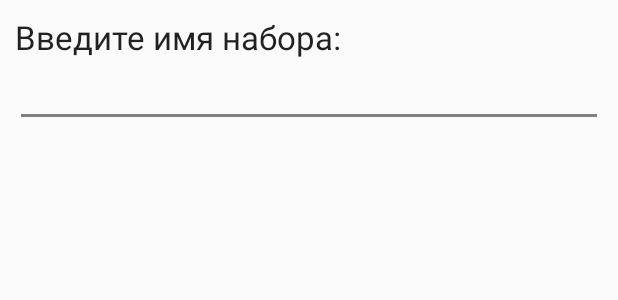
After one commit to NataliePl/DnDGameNew, an Android app: the layout dialog.xml on its own in the app's theme, with its tools: preview values and no code run, on a phone screen of 412 x 824 dp. The commit adds this screen. Shown: the top 300 px of the screen. Run offline under Robolectric (Android 15) with nearby library versions, the phone set to English and light mode, and no system bars; Roboto replaces fonts that are not available here.

Commit message:
Добавление диалогового окна для ввода имени набора и посл. сохранения (заглушка).

```diff
--- a/app/src/main/java/com/example/myapplication/SetSpellListActivity.java
+++ b/app/src/main/java/com/example/myapplication/SetSpellListActivity.java
@@ -3,6 +3,7 @@ package com.example.myapplication;
 import androidx.appcompat.app.AppCompatActivity;
 
 import android.annotation.SuppressLint;
+import android.content.Context;
 import android.content.Intent;
 import android.os.AsyncTask;
 import android.os.Bundle;
@@ -87,5 +88,4 @@ public class SetSpellListActivity extends AppCompatActivity {
         return spells;
     }
 
-
 }
--- a/app/src/main/res/layout/activity_spell.xml
+++ b/app/src/main/res/layout/activity_spell.xml
@@ -50,6 +50,7 @@
         android:layout_marginEnd="8dp"
         android:layout_marginBottom="55dp"
         android:text="TextView"
+        android:textColor="@color/backgroundActivity"
         app:layout_constraintBottom_toBottomOf="parent"
         app:layout_constraintEnd_toEndOf="parent"
         app:layout_constraintHorizontal_bias="1.0"
--- /dev/null
+++ b/app/src/main/res/layout/dialog.xml
@@ -0,0 +1,23 @@
+<?xml version="1.0" encoding="utf-8"?>
+<LinearLayout xmlns:android="http://schemas.android.com/apk/res/android"
+    android:id="@+id/layout_root"
+    android:layout_width="fill_parent"
+    android:layout_height="fill_parent"
+    android:orientation="vertical"
+    android:padding="10dp" >
+
+    <TextView
+        android:id="@+id/nameSet"
+        android:layout_width="wrap_content"
+        android:layout_height="wrap_content"
+        android:text="Введите имя набора: "
+        android:textAppearance="?android:attr/textAppearanceLarge" />
+
+    <EditText
+        android:id="@+id/input_text"
+        android:layout_width="match_parent"
+        android:layout_height="wrap_content" >
+        <requestFocus />
+    </EditText>
+
+</LinearLayout>
--- a/app/src/main/res/values/strings.xml
+++ b/app/src/main/res/values/strings.xml
@@ -1,6 +1,6 @@
 <resources>
     <string name="app_name">DnD Spells</string>
-    <string name="ButtonLookChoise">Проверка выборки</string>
+    <string name="ButtonLookChoise">Сохранить набор</string>
     <string name="edit">Изменить</string>
     <string name="delete">Удалить</string>
     <string name="ChooseClass">Выберите класс</string>
```
Also changed, not shown: app/src/main/java/com/example/myapplication/SpellActivity.java (+46 -0 lines).
